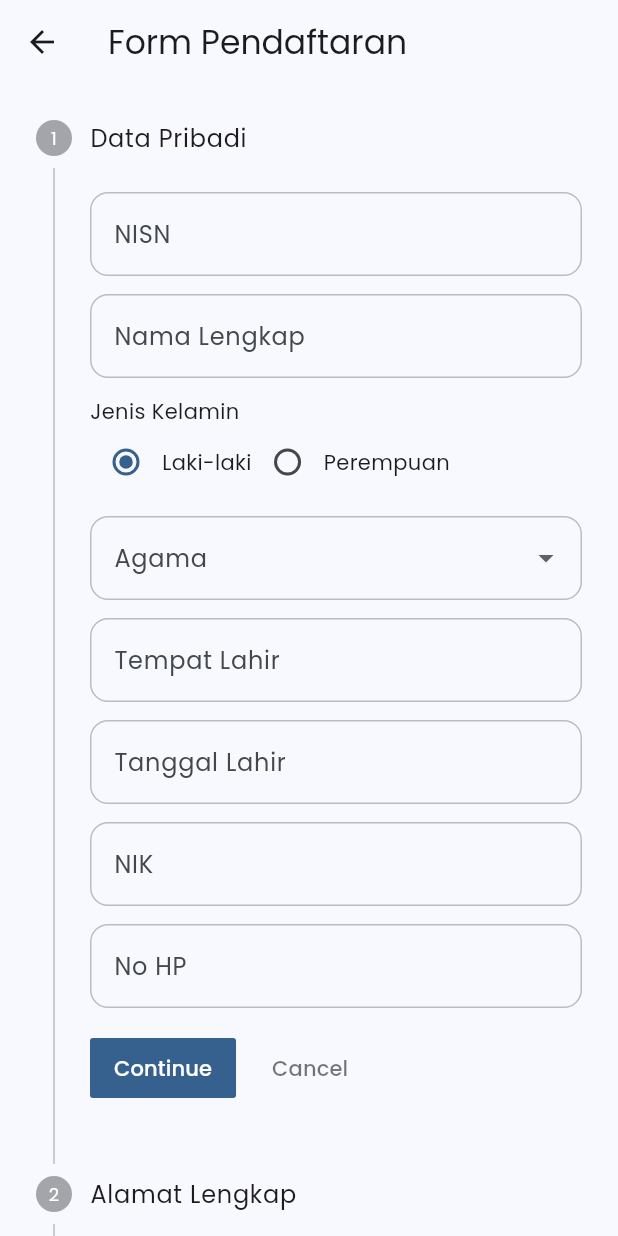
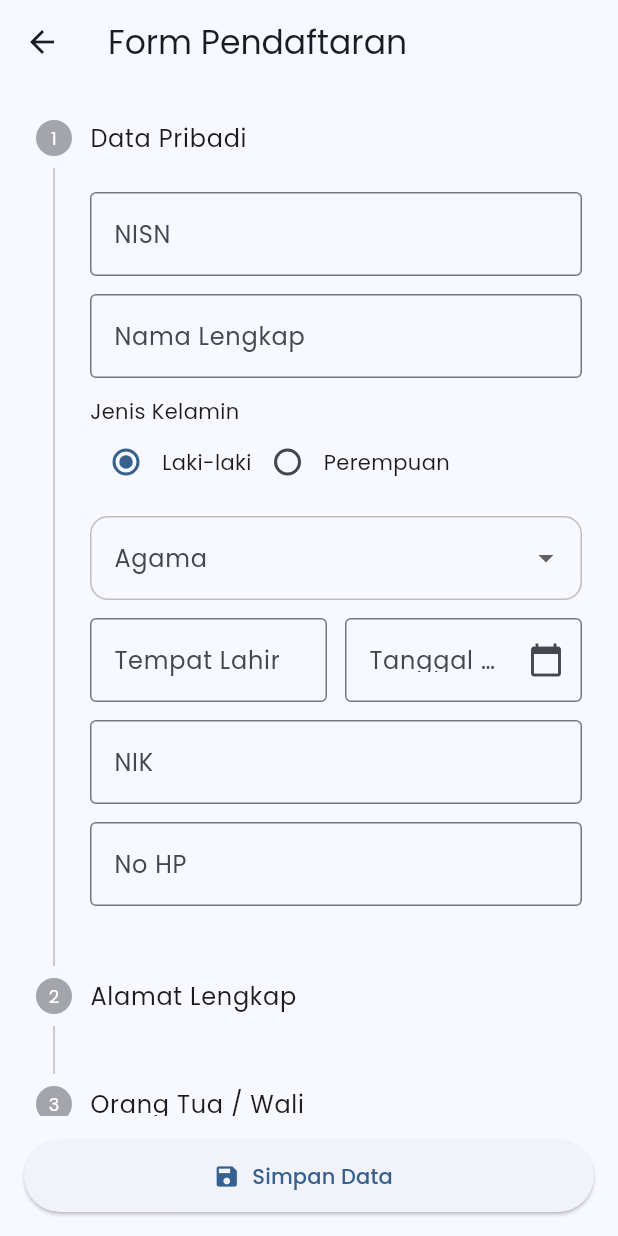
Before and after one commit to salsaariza/Projek4_Remidi, a Flutter app: the FormScreen screen opened directly, on a phone screen of 412 x 824 dp. Run offline on Flutter 3.47's test engine with Material 3 defaults, Android fonts, the phone set to English and light mode, and no system bars; our stand-ins replace connectivity_plus, google_fonts, supabase_flutter; accounts and stored records are empty.

```diff
--- a/lib/screens/form_screen.dart
+++ b/lib/screens/form_screen.dart
@@ -5,7 +5,7 @@ import '../widgets/dropdown_field.dart';
 import '../utils/validator.dart';
 import '../models/data_siswa.dart';
 import '../services/siswa_services.dart';
-import 'splash_screen.dart';
+import 'home_screen.dart';
 
 class FormScreen extends StatefulWidget {
   const FormScreen({super.key});
@@ -27,12 +27,13 @@ class _FormScreenState extends State<FormScreen> {
   final _tanggalLahirController = TextEditingController();
   final _nikController = TextEditingController();
   final _noHpController = TextEditingController();
-  final _jalanController = TextEditingController();
-  final _rtRwController = TextEditingController();
-  final _dusunController = TextEditingController();
-  final _desaController = TextEditingController();
-  final _kecamatanController = TextEditingController();
-  final _provinsiController = TextEditingController();
+
+  String? _dusun;
+  String? _desa;
+  String? _kecamatan;
+  String? _kabupaten;
+  String? _provinsi = "Jawa Timur";
+
   final _kodePosController = TextEditingController();
   final _ayahController = TextEditingController();
   final _ibuController = TextEditingController();
@@ -40,6 +41,39 @@ class _FormScreenState extends State<FormScreen> {
 
   String _jenisKelamin = "Laki-laki";
   String _agama = "Islam";
+
+  void saveData() {
+    if (_formKey.currentState!.validate()) {
+      final student = Student(
+        nisn: _nisnController.text,
+        namaLengkap: _namaController.text,
+        jenisKelamin: _jenisKelamin,
+        agama: _agama,
+        tempatTanggalLahir:
+            "${_tempatLahirController.text}, ${_tanggalLahirController.text}",
+        nik: _nikController.text,
+        noHp: _noHpController.text,
+        jalan: "-", // ✅ opsional
+        rtRw: "-",
+        dusun: _dusun ?? "",
+        desa: _desa ?? "",
+        kecamatan: _kecamatan ?? "",
+        provinsi: _provinsi ?? "",
+        kodePos: _kodePosController.text,
+        namaAyah: _ayahController.text,
+        namaIbu: _ibuController.text,
+        namaWali: _waliController.text,
+      );
+
+      _service.addStudent(student);
+
+      ScaffoldMessenger.of(
+        context,
+      ).showSnackBar(const SnackBar(content: Text("✅ Data berhasil disimpan")));
+
+      Navigator.pop(context, true);
+    }
+  }
 
   @override
   Widget build(BuildContext context) {
@@ -51,51 +85,22 @@ class _FormScreenState extends State<FormScreen> {
           onPressed: () {
             Navigator.pushReplacement(
               context,
-              MaterialPageRoute(builder: (context) => const SplashScreen()),
+              MaterialPageRoute(builder: (context) => const HomeScreen()),
             );
           },
         ),
       ),
-      body: Stepper(
+      body: Column(
+        children: [
+          Expanded(
+            child: Stepper(
               type: StepperType.vertical,
               currentStep: _currentStep,
-        onStepContinue: () {
-          if (_currentStep < 2) {
-            setState(() => _currentStep += 1);
-          } else {
-            if (_formKey.currentState!.validate()) {
-              final student = Student(
-                nisn: _nisnController.text,
-                namaLengkap: _namaController.text,
-                jenisKelamin: _jenisKelamin,
-                agama: _agama,
-                tempatTanggalLahir:
-                    "${_tempatLahirController.text}, ${_tanggalLahirController.text}",
-                nik: _nikController.text,
-                noHp: _noHpController.text,
-                jalan: _jalanController.text,
-                rtRw: _rtRwController.text,
-                dusun: _dusunController.text,
-                desa: _desaController.text,
-                kecamatan: _kecamatanController.text,
-                provinsi: _provinsiController.text,
-                kodePos: _kodePosController.text,
-                namaAyah: _ayahController.text,
-                namaIbu: _ibuController.text,
-                namaWali: _waliController.text,
-              );
-              _service.addStudent(student);
-
-              ScaffoldMessenger.of(context).showSnackBar(
-                const SnackBar(content: Text("Data berhasil disimpan")),
-              );
-            }
-          }
+              onStepTapped: (step) {
+                setState(() => _currentStep = step);
               },
-        onStepCancel: () {
-          if (_currentStep > 0) {
-            setState(() => _currentStep -= 1);
-          }
+              controlsBuilder: (context, details) {
+                return const SizedBox.shrink();
               },
               steps: [
                 Step(
@@ -120,23 +125,33 @@ class _FormScreenState extends State<FormScreen> {
                         const SizedBox(height: 12),
                         DropdownField(
                           label: "Agama",
-                    items: ["Islam", "Kristen", "Katolik", "Hindu", "Buddha"],
+                          items: [
+                            "Islam",
+                            "Kristen",
+                            "Katolik",
+                            "Hindu",
+                            "Buddha",
+                          ],
                           onChanged: (val) => _agama = val,
                         ),
                         const SizedBox(height: 12),
-                  // Tempat lahir biasa (input teks)
-                  InputField(
+                        Row(
+                          children: [
+                            Expanded(
+                              child: InputField(
                                 label: "Tempat Lahir",
                                 controller: _tempatLahirController,
                                 validator: Validators.requiredField,
                               ),
-                  const SizedBox(height: 12),
-                  // Tanggal lahir dengan datepicker
-                  InputField(
+                            ),
+                            const SizedBox(width: 12),
+                            Expanded(
+                              child: InputField(
                                 label: "Tanggal Lahir",
                                 controller: _tanggalLahirController,
                                 readOnly: true,
                                 validator: Validators.requiredField,
+                                suffixIcon: const Icon(Icons.calendar_today),
                                 onTap: () async {
                                   DateTime? pickedDate = await showDatePicker(
                                     context: context,
@@ -144,15 +159,18 @@ class _FormScreenState extends State<FormScreen> {
                                     firstDate: DateTime(1990),
                                     lastDate: DateTime(2100),
                                   );
-
                                   if (pickedDate != null) {
                                     String formattedDate =
                                         "${pickedDate.day}-${pickedDate.month}-${pickedDate.year}";
                                     setState(() {
-                          _tanggalLahirController.text = formattedDate;
+                                      _tanggalLahirController.text =
+                                          formattedDate;
                                     });
                                   }
                                 },
+                              ),
+                            ),
+                          ],
                         ),
                         const SizedBox(height: 12),
                         InputField(
@@ -174,17 +192,94 @@ class _FormScreenState extends State<FormScreen> {
                   title: const Text("Alamat Lengkap"),
                   content: Column(
                     children: [
-                InputField(label: "Jalan", controller: _jalanController),
+                      // ✅ Autocomplete Dusun
+                      Autocomplete<String>(
+                        optionsBuilder: (TextEditingValue textEditingValue) {
+                          if (textEditingValue.text.isEmpty)
+                            return const Iterable<String>.empty();
+                          return [
+                            "Dusun Bedali",
+                            "Dusun Duren",
+                            "Dusun Kopral",
+                            "Dusun Krajan",
+                            "Dusun Mbandung",
+                            "Dusun Rancah",
+                            "Dusun Sambigede",
+                            "Dusun Sidomulyo",
+                            "Dusun Suko",
+                            "Dusun Sumberagung",
+                          ].where(
+                            (dusun) => dusun.toLowerCase().contains(
+                              textEditingValue.text.toLowerCase(),
+                            ),
+                          );
+                        },
+                        onSelected: (val) {
+                          setState(() => _dusun = val);
+                        },
+                        fieldViewBuilder:
+                            (
+                              context,
+                              controller,
+                              focusNode,
+                              onEditingComplete,
+                            ) {
+                              return TextFormField(
+                                controller: controller,
+                                focusNode: focusNode,
+                                decoration: const InputDecoration(
+                                  labelText: "Dusun",
+                                  border: OutlineInputBorder(),
+                                ),
+                                validator: (value) {
+                                  if (value == null || value.isEmpty)
+                                    return 'Dusun harus diisi';
+                                  return null;
+                                },
+                                onEditingComplete: onEditingComplete,
+                              );
+                            },
+                      ),
                       const SizedBox(height: 12),
-                InputField(label: "RT/RW", controller: _rtRwController),
+                      DropdownField(
+                        label: "Desa",
+                        items: [
+                          "Karangkates",
+                          "Ngadirejo",
+                          "Sumberpucung",
+                          "Kromengan",
+                          "Jatikerto",
+                          "Arjowilangun",
+                          "Sumberagung",
+                          "Sidomulyo",
+                          "Sukowilangun",
+                          "Senggreng",
+                        ],
+                        onChanged: (val) => setState(() => _desa = val),
+                      ),
                       const SizedBox(height: 12),
-                InputField(label: "Dusun", controller: _dusunController),
+                      DropdownField(
+                        label: "Kecamatan",
+                        items: [
+                          "Selorejo",
+                          "Kalipare",
+                          "Sumberpucung",
+                          "Kromengan",
+                        ],
+                        onChanged: (val) => setState(() => _kecamatan = val),
+                      ),
                       const SizedBox(height: 12),
-                InputField(label: "Desa", controller: _desaController),
+                      DropdownField(
+                        label: "Kabupaten",
+                        items: ["Malang", "Blitar"],
+                        onChanged: (val) => setState(() => _kabupaten = val),
+                      ),
                       const SizedBox(height: 12),
-                InputField(label: "Kecamatan", controller: _kecamatanController),
-                const SizedBox(height: 12),
-                InputField(label: "Provinsi", controller: _provinsiController),
+                      DropdownField(
+                        label: "Provinsi",
+                        items: ["Jawa Timur"],
+                        onChanged: (val) => setState(() => _provinsi = val),
+                      ),
                       const SizedBox(height: 12),
                       InputField(
                         label: "Kode Pos",
@@ -198,12 +293,32 @@ class _FormScreenState extends State<FormScreen> {
                   title: const Text("Orang Tua / Wali"),
                   content: Column(
                     children: [
-                InputField(label: "Nama Ayah", controller: _ayahController),
+                      InputField(
+                        label: "Nama Ayah",
+                        controller: _ayahController,
+                      ),
                       const SizedBox(height: 12),
                       InputField(label: "Nama Ibu", controller: _ibuController),
                       const SizedBox(height: 12),
-                InputField(label: "Nama Wali", controller: _waliController),
+                      InputField(
+                        label: "Nama Wali",
+                        controller: _waliController,
+                      ),
                     ],
+                  ),
+                ),
+              ],
+            ),
+          ),
+          Padding(
+            padding: const EdgeInsets.all(16.0),
+            child: ElevatedButton.icon(
+              onPressed: saveData,
+              icon: const Icon(Icons.save),
+              label: const Text("Simpan Data"),
+              style: ElevatedButton.styleFrom(
+                minimumSize: const Size(double.infinity, 48),
+              ),
             ),
           ),
         ],
--- a/lib/services/siswa_services.dart
+++ b/lib/services/siswa_services.dart
@@ -1,13 +1,16 @@
 import '../models/data_siswa.dart';
 
 class StudentService {
-  final List<Student> _students = [];
+  // ✅ Simpan data siswa sementara di list lokal
+  static final List<Student> _students = [];
 
+  /// Tambah data siswa
   void addStudent(Student student) {
     _students.add(student);
   }
 
-  List<Student> getAllStudents() {
+  /// Ambil semua data siswa
+  List<Student> getStudents() {
     return _students;
   }
 }
--- a/lib/widgets/dropdown_field.dart
+++ b/lib/widgets/dropdown_field.dart
@@ -30,10 +30,7 @@ class DropdownField extends StatelessWidget {
         ),
       ),
       items: items
-          .map((item) => DropdownMenuItem(
-                value: item,
-                child: Text(item),
-              ))
+          .map((item) => DropdownMenuItem(value: item, child: Text(item)))
           .toList(),
       onChanged: (value) {
         if (value != null) onChanged(value);
--- a/lib/widgets/input_field.dart
+++ b/lib/widgets/input_field.dart
@@ -6,6 +6,7 @@ class InputField extends StatelessWidget {
   final String? Function(String?)? validator;
   final bool readOnly;
   final VoidCallback? onTap;
+  final Widget? suffixIcon; // ✅ Tambahan untuk ikon opsional
 
   const InputField({
     super.key,
@@ -14,6 +15,7 @@ class InputField extends StatelessWidget {
     this.validator,
     this.readOnly = false,
     this.onTap,
+    this.suffixIcon, // menambahkan ke constructor
   });
 
   @override
@@ -25,17 +27,8 @@ class InputField extends StatelessWidget {
       onTap: onTap,
       decoration: InputDecoration(
         labelText: label,
-        border: OutlineInputBorder(
-          borderRadius: BorderRadius.circular(12), // 🔑 radius
-        ),
-        enabledBorder: OutlineInputBorder(
-          borderRadius: BorderRadius.circular(12), // 🔑 radius
-          borderSide: BorderSide(color: Colors.grey.shade400),
-        ),
-        focusedBorder: OutlineInputBorder(
-          borderRadius: BorderRadius.circular(12), // 🔑 radius
-          borderSide: const BorderSide(color: Colors.blue, width: 2),
-        ),
+        border: const OutlineInputBorder(),
+        suffixIcon: suffixIcon, // ✅ Tambahkan di InputDecoration
       ),
     );
   }
--- a/pubspec.yaml
+++ b/pubspec.yaml
@@ -31,7 +31,8 @@ dependencies:
   flutter:
     sdk: flutter
   google_fonts: ^6.1.0
-
+  supabase_flutter: ^2.0.0
+  connectivity_plus: ^6.0.3
   # The following adds the Cupertino Icons font to your application.
   # Use with the CupertinoIcons class for iOS style icons.
   cupertino_icons: ^1.0.8
```
Also changed, not shown: lib/main.dart (+14 -4 lines), lib/screens/home_screen.dart (added, +79 -0 lines), lib/screens/splash_screen.dart (+8 -4 lines), pubspec.lock, 5 other files. Lines whose indentation alone changed are shown as unchanged.
